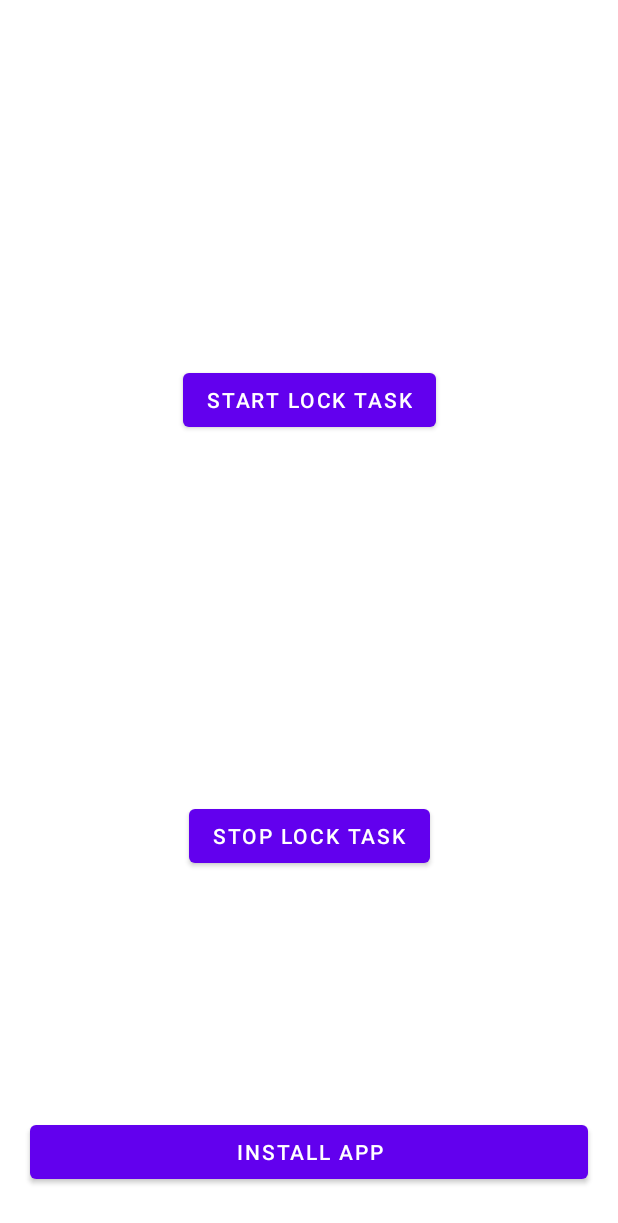
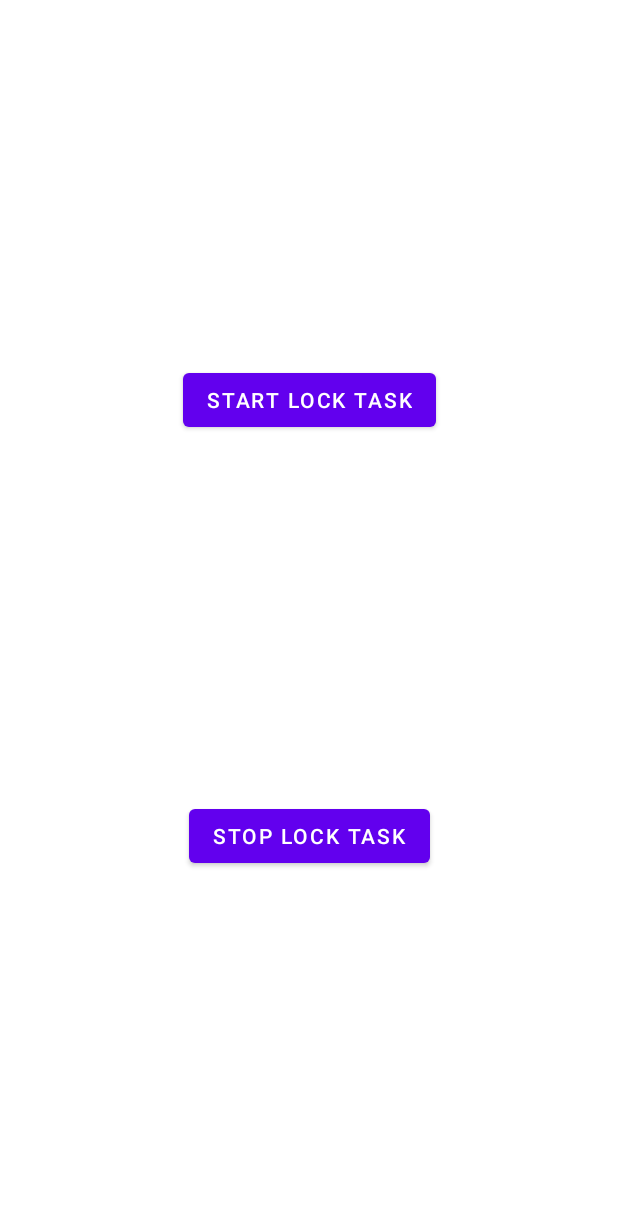
Before and after one commit to SaqibAhmed-hub/AndroidKiosk, an Android app: the layout activity_main.xml on its own in the app's theme, with its tools: preview values and no code run, on a phone screen of 412 x 824 dp. Shown: the top 1223 px of the screen. Run offline under Robolectric (Android 15) with nearby library versions, the phone set to English and light mode, and no system bars.

Commit message:
20-06-2023 ~ Add the some stuff and check

```diff
--- a/app/src/main/AndroidManifest.xml
+++ b/app/src/main/AndroidManifest.xml
@@ -1,6 +1,8 @@
 <?xml version="1.0" encoding="utf-8"?>
 <manifest xmlns:android="http://schemas.android.com/apk/res/android"
     xmlns:tools="http://schemas.android.com/tools">
+
+    <uses-permission android:name="android.permission.RECEIVE_BOOT_COMPLETED" />
 
     <application
         android:allowBackup="true"
@@ -15,6 +17,7 @@
         tools:targetApi="31">
         <activity
             android:name=".MainActivity"
+            android:launchMode="singleInstance"
             android:exported="true">
             <intent-filter>
                 <action android:name="android.intent.action.MAIN" />
--- a/app/src/main/res/layout/activity_main.xml
+++ b/app/src/main/res/layout/activity_main.xml
@@ -31,15 +31,5 @@
             app:layout_constraintStart_toStartOf="parent"
             app:layout_constraintTop_toBottomOf="@id/btn_start_lock_task" />
 
-        <com.google.android.material.button.MaterialButton
-            android:id="@+id/btn_install_app"
-            android:layout_width="match_parent"
-            android:layout_height="wrap_content"
-            android:layout_marginHorizontal="20dp"
-            android:layout_marginBottom="32dp"
-            android:text="@string/install_app"
-            app:layout_constraintBottom_toBottomOf="parent"
-
-            />
     </androidx.constraintlayout.widget.ConstraintLayout>
 </androidx.coordinatorlayout.widget.CoordinatorLayout>
```
Also changed, not shown: app/src/main/java/com/example/kioskandroid/MainActivity.kt (+18 -5 lines), 1 other file.
